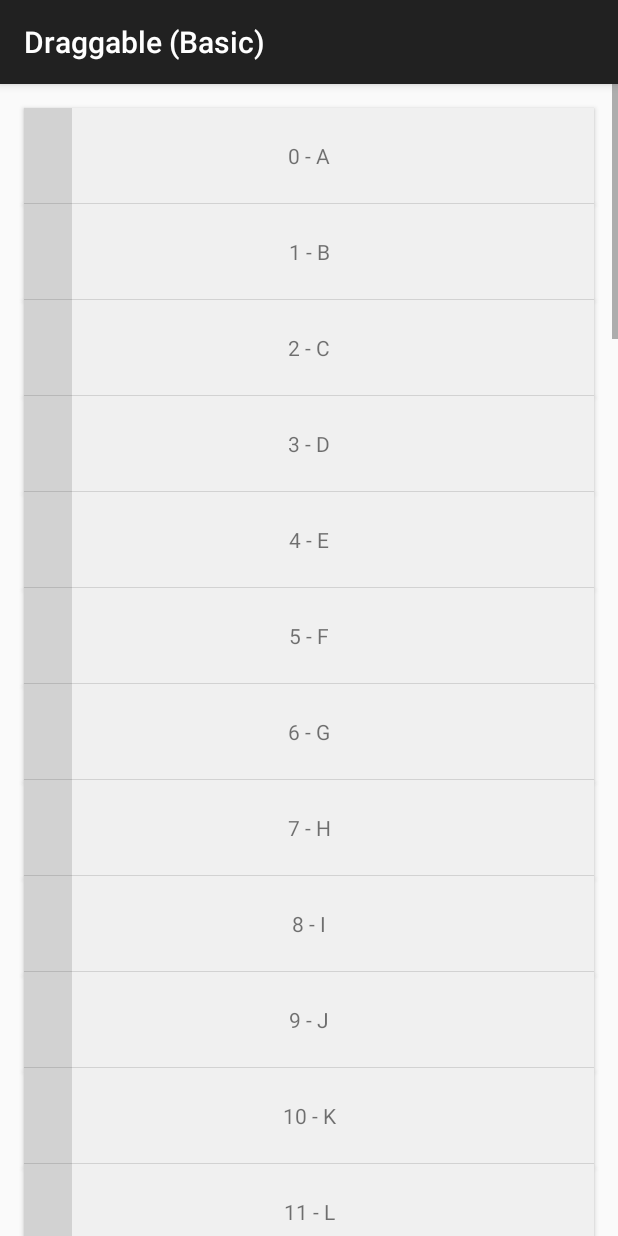
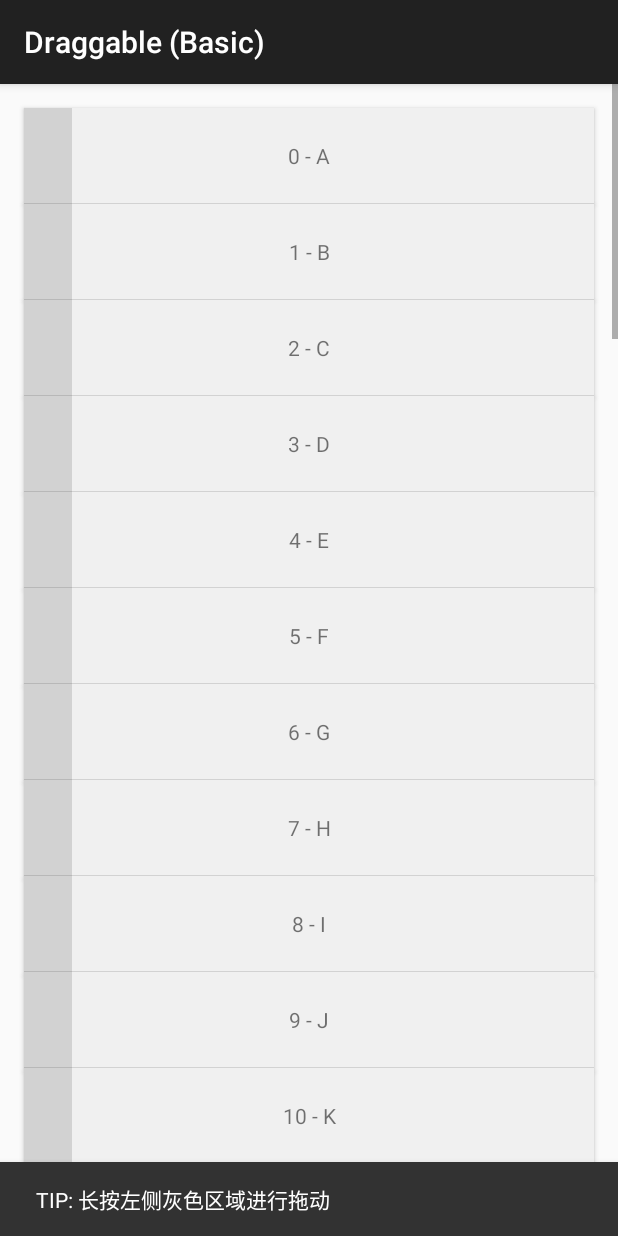
Before and after one commit to sumeng199/RecyclerView_ItemAnimation, an Android app: the DraggableExampleActivity screen opened directly, with no data from a screen before it, on a phone screen of 412 x 824 dp. Run offline under Robolectric (Android 15) with nearby library versions, the phone set to English and light mode, and no system bars.

Commit message:
添加注释

```diff
--- a/example/src/main/java/com/h6ah4i/android/example/advrecyclerview/common/data/ExampleDataProvider.java
+++ b/example/src/main/java/com/h6ah4i/android/example/advrecyclerview/common/data/ExampleDataProvider.java
@@ -22,6 +22,9 @@ import java.util.Collections;
 import java.util.LinkedList;
 import java.util.List;
 
+/**
+ * 初始化Item数据源
+ */
 public class ExampleDataProvider extends AbstractDataProvider {
     private List<ConcreteData> mData;
     private ConcreteData mLastRemovedData;
--- a/example/src/main/java/com/h6ah4i/android/example/advrecyclerview/common/fragment/ExampleDataProviderFragment.java
+++ b/example/src/main/java/com/h6ah4i/android/example/advrecyclerview/common/fragment/ExampleDataProviderFragment.java
@@ -30,6 +30,8 @@ public class ExampleDataProviderFragment extends Fragment {
     public void onCreate(Bundle savedInstanceState) {
         super.onCreate(savedInstanceState);
 
+        // 可以在Activity重新创建时不完全销毁Fragment, 设置为true时， Fragment恢复时会跳过onCreate()和onDestroy()方法。可以有效的提高系统的运行效率。
+        // 注意此时不能再onCreate放一些初始化逻辑
         setRetainInstance(true);  // keep the mDataProvider instance
         mDataProvider = new ExampleDataProvider();
     }
--- a/example/src/main/java/com/h6ah4i/android/example/advrecyclerview/demo_d_basic/DraggableExampleActivity.java
+++ b/example/src/main/java/com/h6ah4i/android/example/advrecyclerview/demo_d_basic/DraggableExampleActivity.java
@@ -17,6 +17,7 @@
 package com.h6ah4i.android.example.advrecyclerview.demo_d_basic;
 
 import android.os.Bundle;
+import android.support.design.widget.Snackbar;
 import android.support.v4.app.Fragment;
 import android.support.v7.app.AppCompatActivity;
 
@@ -25,7 +26,7 @@ import com.h6ah4i.android.example.advrecyclerview.common.data.AbstractDataProvid
 import com.h6ah4i.android.example.advrecyclerview.common.fragment.ExampleDataProviderFragment;
 
 public class DraggableExampleActivity extends AppCompatActivity {
-    private static final String FRAGMENT_TAG_DATA_PROVIDER = "data provider";
+    private static final String FRAGMENT_TAG_DATA_PROVIDER = "data provider";  // 数据源Fragment  Tag
     private static final String FRAGMENT_LIST_VIEW = "list view";
 
     @Override
@@ -41,6 +42,8 @@ public class DraggableExampleActivity extends AppCompatActivity {
                     .add(R.id.container, new DraggableExampleFragment(), FRAGMENT_LIST_VIEW)
                     .commit();
         }
+
+        Snackbar.make(findViewById(R.id.container), "TIP: 长按左侧灰色区域进行拖动", Snackbar.LENGTH_LONG).show();
     }
 
     public AbstractDataProvider getDataProvider() {
--- a/library/src/main/java/com/h6ah4i/android/widget/advrecyclerview/draggable/DraggableItemAdapter.java
+++ b/library/src/main/java/com/h6ah4i/android/widget/advrecyclerview/draggable/DraggableItemAdapter.java
@@ -21,14 +21,14 @@ import android.support.v7.widget.RecyclerView;
 public interface DraggableItemAdapter<T extends RecyclerView.ViewHolder> {
 
     /**
-     * Called when user is attempt to drag the item.
+     * 意图拖动Item时调用该方法
      *
      * @param holder The ViewHolder which is associated to item user is attempt to start dragging.
      * @param position The position of the item within the adapter's data set.
      * @param x Touched X position. Relative from the itemView's top-left.
      * @param y Touched Y position. Relative from the itemView's top-left.
 
-     * @return Whether can start dragging.
+     * @return 是否能开始进行拖动
      */
     boolean onCheckCanStartDrag(T holder, int position, int x, int y);
 
```
Also changed, not shown: example/src/main/java/com/h6ah4i/android/example/advrecyclerview/demo_d_minimal/MinimalDraggableExampleActivity.java (+5 -2 lines), 1 other file.
